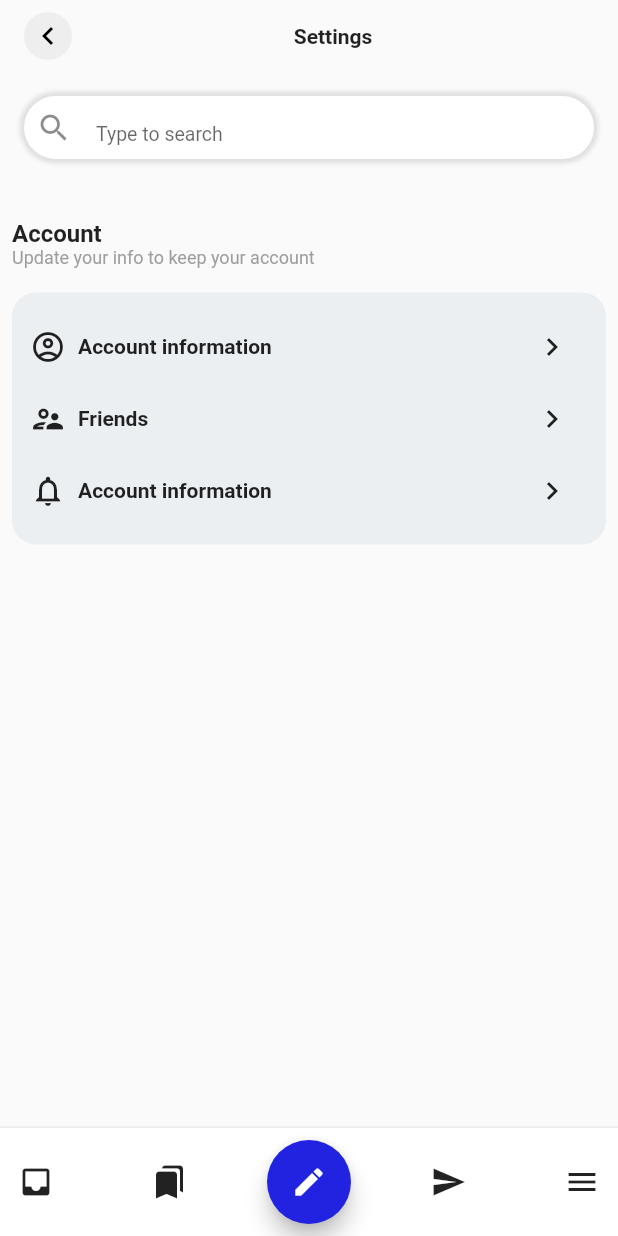
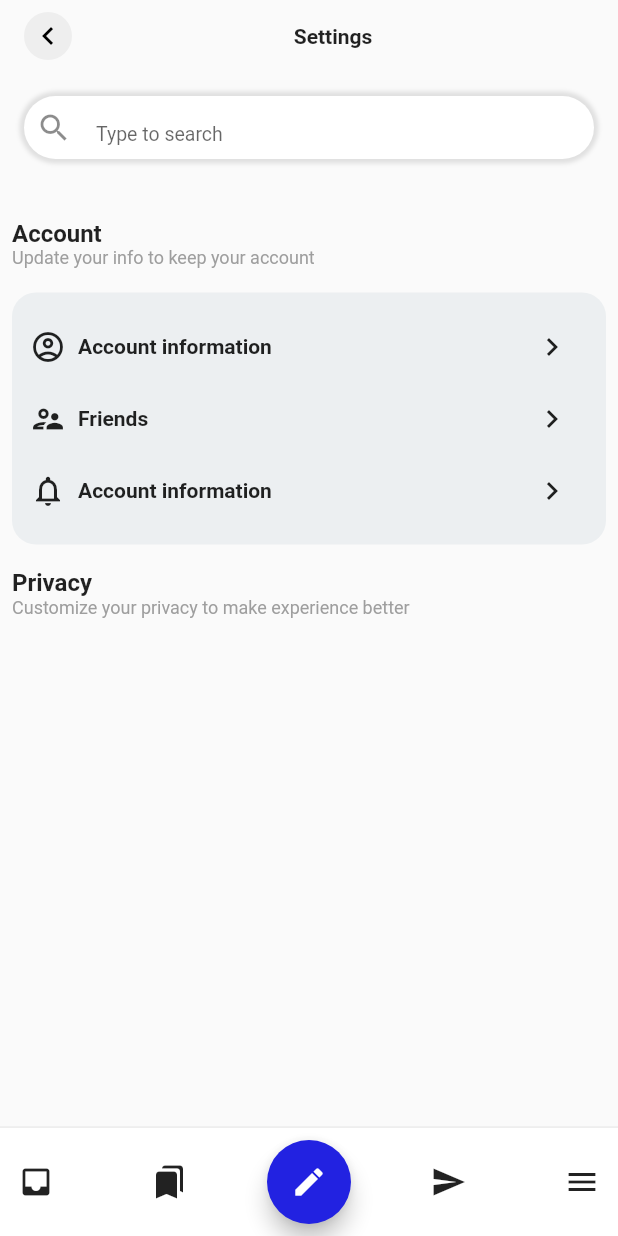
Before and after one commit to JAICHANGPARK/flutter_notebook_17th_story, a Flutter app: the screen it shows after launch, on a phone screen of 412 x 824 dp. Run offline on Flutter 3.47's test engine with Material 2 defaults, Android fonts, the phone set to English and light mode, and no system bars; our stand-ins replace badges, cached_network_image, fl_chart, flutter_riverpod, freezed_annotation, google_fonts and 3 more.

Commit message:
Update account_setting_home_page.dart

```diff
--- a/lib/ep1049_account_settings/src/ui/account_setting_home_page.dart
+++ b/lib/ep1049_account_settings/src/ui/account_setting_home_page.dart
@@ -159,7 +159,29 @@ class AccountSettingHomePage extends StatelessWidget {
                         ],
                       ),
                     ),
-                  )
+                  ),
+                  Padding(
+                    padding: const EdgeInsets.all(8.0),
+                    child: Column(
+                      crossAxisAlignment: CrossAxisAlignment.start,
+                      children: [
+                        Text(
+                          "Privacy",
+                          style: TextStyle(
+                            fontSize: 16,
+                            fontWeight: FontWeight.bold,
+                          ),
+                        ),
+                        Text(
+                          "Customize your privacy to make experience better",
+                          style: TextStyle(
+                            fontSize: 12,
+                            color: Colors.grey,
+                          ),
+                        ),
+                      ],
+                    ),
+                  ),
                 ],
               ),
             )),
```
